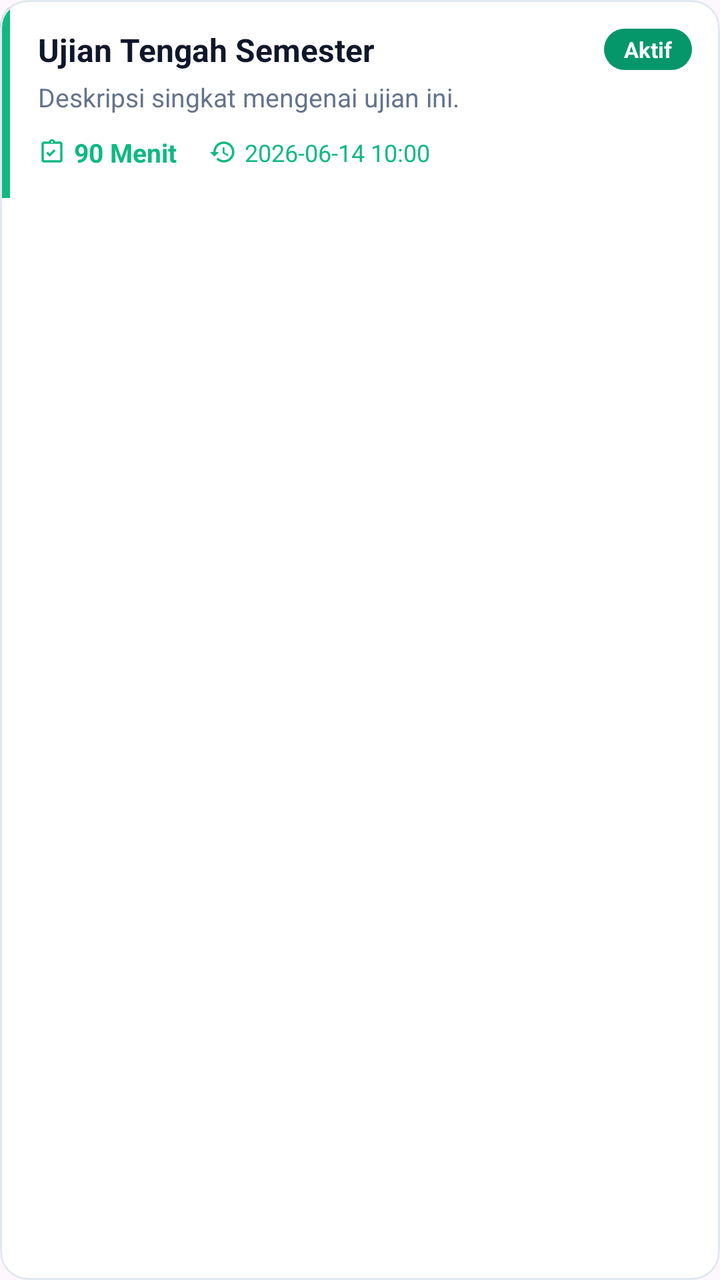
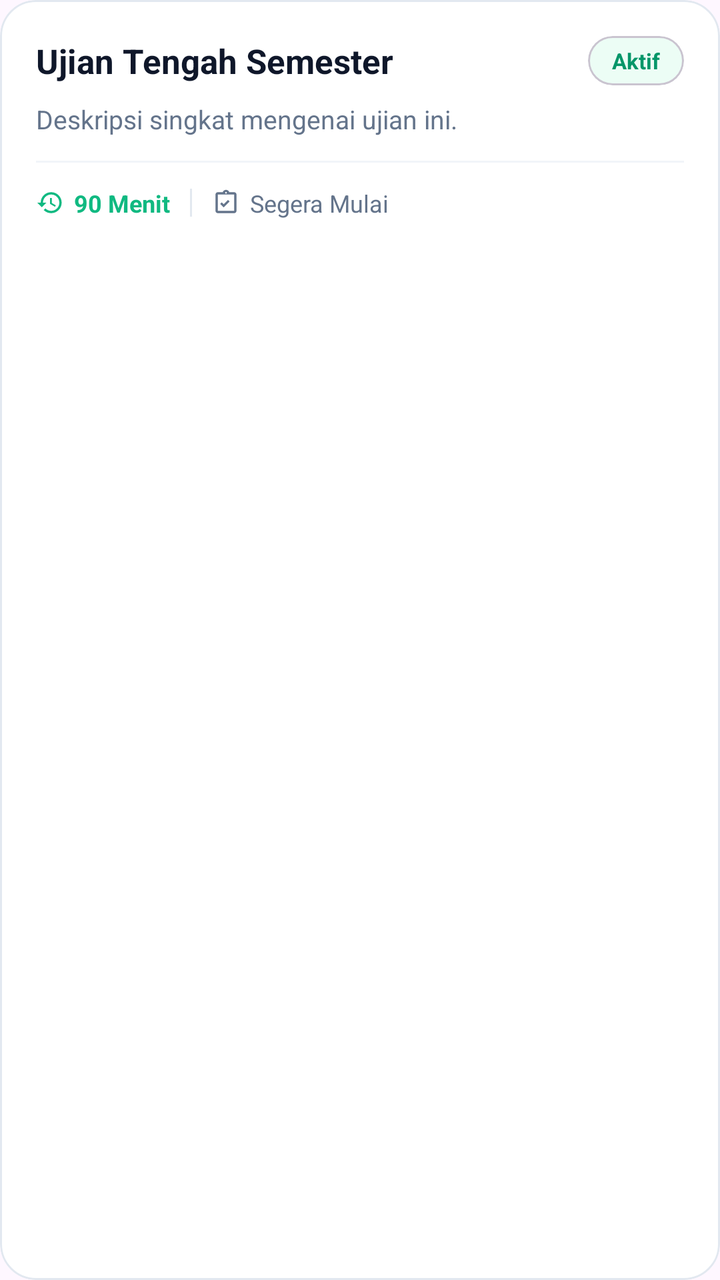

Before-and-after screenshots of an Android layout around one commit, followed by the original layout XML and the change that was made.
<!-- AndroidManifest.xml: application theme Theme.IFUnjaniExam -->
<!-- res/layout/item_exam.xml -->
<?xml version="1.0" encoding="utf-8"?>
<com.google.android.material.card.MaterialCardView xmlns:android="http://schemas.android.com/apk/res/android"
    xmlns:app="http://schemas.android.com/apk/res-auto"
    android:layout_width="match_parent"
    android:layout_height="wrap_content"
    android:layout_marginBottom="10dp"
    android:clickable="true"
    android:focusable="true"
    android:foreground="?android:attr/selectableItemBackground"
    app:cardBackgroundColor="#FFFFFF"
    app:cardCornerRadius="14dp"
    app:cardElevation="0dp"
    app:strokeColor="#E2E8F0"
    app:strokeWidth="1dp">

    <LinearLayout
        android:layout_width="match_parent"
        android:layout_height="wrap_content"
        android:orientation="horizontal">

        
        <View
            android:layout_width="5dp"
            android:layout_height="match_parent"
            android:background="#10B981" />

        <LinearLayout
            android:layout_width="match_parent"
            android:layout_height="wrap_content"
            android:orientation="vertical"
            android:padding="14dp">

            
            <LinearLayout
                android:layout_width="match_parent"
                android:layout_height="wrap_content"
                android:gravity="center_vertical"
                android:orientation="horizontal">

                <TextView
                    android:id="@+id/tvExamTitle"
                    android:layout_width="0dp"
                    android:layout_height="wrap_content"
                    android:layout_weight="1"
                    android:text="Ujian Tengah Semester"
                    android:textColor="#0F172A"
                    android:textSize="16sp"
                    android:textStyle="bold" />

                <TextView
                    android:id="@+id/tvStatusBadge"
                    android:layout_width="wrap_content"
                    android:layout_height="wrap_content"
                    android:background="@drawable/badge_green"
                    android:backgroundTint="#059669"
                    android:paddingHorizontal="10dp"
                    android:paddingVertical="3dp"
                    android:text="Aktif"
                    android:textColor="#FFFFFF"
                    android:textSize="11sp"
                    android:textStyle="bold" />
            </LinearLayout>

            <TextView
                android:id="@+id/tvExamDesc"
                android:layout_width="match_parent"
                android:layout_height="wrap_content"
                android:layout_marginTop="4dp"
                android:text="Deskripsi singkat mengenai ujian ini."
                android:textColor="#64748B"
                android:textSize="13sp" />

            
            <LinearLayout
                android:layout_width="match_parent"
                android:layout_height="wrap_content"
                android:gravity="center_vertical"
                android:layout_marginTop="10dp"
                android:orientation="horizontal">

                <ImageView
                    android:layout_width="14dp"
                    android:layout_height="14dp"
                    android:src="@drawable/ic_assignment"
                    app:tint="#10B981" />

                <TextView
                    android:id="@+id/tvDuration"
                    android:layout_width="wrap_content"
                    android:layout_height="wrap_content"
                    android:layout_marginStart="4dp"
                    android:text="90 Menit"
                    android:textColor="#10B981"
                    android:textSize="13sp"
                    android:textStyle="bold" />

                <View
                    android:layout_width="16dp"
                    android:layout_height="1dp" />

                <ImageView
                    android:layout_width="14dp"
                    android:layout_height="14dp"
                    android:src="@drawable/ic_history"
                    app:tint="#10B981" />

                <TextView
                    android:id="@+id/tvTime"
                    android:layout_width="0dp"
                    android:layout_height="wrap_content"
                    android:layout_weight="1"
                    android:layout_marginStart="4dp"
                    android:text="2026-06-14 10:00"
                    android:textColor="#10B981"
                    android:textSize="12sp" />

                
                <ImageView
                    android:id="@+id/btnOptions"
                    android:layout_width="28dp"
                    android:layout_height="28dp"
                    android:padding="4dp"
                    android:src="@android:drawable/ic_menu_more"
                    android:visibility="gone"
                    app:tint="#94A3B8" />
            </LinearLayout>

            
            <com.google.android.material.button.MaterialButton
                android:id="@+id/btnStatus"
                android:layout_width="wrap_content"
                android:layout_height="34dp"
                android:layout_marginTop="10dp"
                android:backgroundTint="#10B981"
                android:text="Mulai Ujian"
                android:textColor="#FFFFFF"
                android:textSize="12sp"
                android:textStyle="bold"
                android:visibility="gone"
                app:cornerRadius="8dp" />

        </LinearLayout>
    </LinearLayout>
</com.google.android.material.card.MaterialCardView>
<!-- resources referenced by this layout -->
<resources>
  <!-- drawable badge_green (drawable) -->
  <?xml version="1.0" encoding="utf-8"?>
  <shape xmlns:android="http://schemas.android.com/apk/res/android"
      android:shape="rectangle">
      <solid android:color="#27ae60" />
      <corners android:radius="20dp" />
  </shape>
  <!-- drawable ic_assignment (drawable) -->
  <vector xmlns:android="http://schemas.android.com/apk/res/android"
      android:width="48dp"
      android:height="48dp"
      android:viewportWidth="24"
      android:viewportHeight="24"
      android:tint="#2c3e50">
    <path
        android:fillColor="#FF000000"
        android:pathData="M19,3h-4.18C14.4,1.84 13.3,1 12,1S9.6,1.84 9.18,3H5C3.9,3 3,3.9 3,5v14c0,1.1 0.9,2 2,2h14c1.1,0 2,-0.9 2,-2V5C21,3.9 20.1,3 19,3zM12,2.75c0.41,0 0.75,0.34 0.75,0.75S12.41,4.25 12,4.25s-0.75,-0.34 -0.75,-0.75S11.59,2.75 12,2.75zM19,19H5V5h14V19zM15.08,11.03l-1.41,-1.41l-3.67,3.67l-1.58,-1.58l-1.42,1.41l3,3L15.08,11.03z"/>
  </vector>
  <!-- drawable ic_history (drawable) -->
  <vector xmlns:android="http://schemas.android.com/apk/res/android"
      android:width="48dp"
      android:height="48dp"
      android:viewportWidth="24"
      android:viewportHeight="24"
      android:tint="#2c3e50">
    <path
        android:fillColor="#FF000000"
        android:pathData="M13,3c-4.97,0 -9,4.03 -9,9H1l3.89,3.89l0.07,0.14L9,12H6c0,-3.87 3.13,-7 7,-7s7,3.13 7,7s-3.13,7 -7,7c-1.93,0 -3.68,-0.79 -4.94,-2.06l-1.42,1.42C8.27,19.99 10.51,21 13,21c4.97,0 9,-4.03 9,-9S17.97,3 13,3zm-1,5v5l4.28,2.54l0.72,-1.21l-3.5,-2.08V8H12z"/>
  </vector>
  <style name="Theme.IFUnjaniExam" parent="Base.Theme.IFUnjaniExam" />
  <style name="Base.Theme.IFUnjaniExam" parent="Theme.Material3.DayNight.NoActionBar">
          
          
      </style>
</resources>

<!-- the commit's change to res/layout/item_exam.xml (unified diff, before → after) -->
@@ -3,12 +3,12 @@
     xmlns:app="http://schemas.android.com/apk/res-auto"
     android:layout_width="match_parent"
     android:layout_height="wrap_content"
-    android:layout_marginBottom="10dp"
+    android:layout_marginBottom="12dp"
     android:clickable="true"
     android:focusable="true"
     android:foreground="?android:attr/selectableItemBackground"
     app:cardBackgroundColor="#FFFFFF"
-    app:cardCornerRadius="14dp"
+    app:cardCornerRadius="18dp"
     app:cardElevation="0dp"
     app:strokeColor="#E2E8F0"
     app:strokeWidth="1dp">
@@ -16,129 +16,140 @@
     <LinearLayout
         android:layout_width="match_parent"
         android:layout_height="wrap_content"
-        android:orientation="horizontal">
+        android:orientation="vertical"
+        android:padding="18dp">
 
         
-        <View
-            android:layout_width="5dp"
-            android:layout_height="match_parent"
-            android:background="#10B981" />
-
         <LinearLayout
             android:layout_width="match_parent"
             android:layout_height="wrap_content"
-            android:orientation="vertical"
-            android:padding="14dp">
+            android:gravity="center_vertical"
+            android:orientation="horizontal"
+            android:layout_marginBottom="8dp">
+
+            <TextView
+                android:id="@+id/tvExamTitle"
+                android:layout_width="0dp"
+                android:layout_height="wrap_content"
+                android:layout_weight="1"
+                android:text="Ujian Tengah Semester"
+                android:textColor="#0F172A"
+                android:textSize="17sp"
+                android:textStyle="bold"
+                android:maxLines="2"
+                android:ellipsize="end"
+                android:layout_marginEnd="10dp" />
 
             
-            <LinearLayout
-                android:layout_width="match_parent"
+            <com.google.android.material.card.MaterialCardView
+                android:layout_width="wrap_content"
                 android:layout_height="wrap_content"
-                android:gravity="center_vertical"
-                android:orientation="horizontal">
-
-                <TextView
-                    android:id="@+id/tvExamTitle"
-                    android:layout_width="0dp"
-                    android:layout_height="wrap_content"
-                    android:layout_weight="1"
-                    android:text="Ujian Tengah Semester"
-                    android:textColor="#0F172A"
-                    android:textSize="16sp"
-                    android:textStyle="bold" />
+                app:cardCornerRadius="20dp"
+                app:cardElevation="0dp"
+                app:cardBackgroundColor="#ECFDF5">
 
                 <TextView
                     android:id="@+id/tvStatusBadge"
                     android:layout_width="wrap_content"
                     android:layout_height="wrap_content"
-                    android:background="@drawable/badge_green"
-                    android:backgroundTint="#059669"
-                    android:paddingHorizontal="10dp"
-                    android:paddingVertical="3dp"
+                    android:paddingHorizontal="12dp"
+                    android:paddingVertical="5dp"
                     android:text="Aktif"
-                    android:textColor="#FFFFFF"
+                    android:textColor="#059669"
                     android:textSize="11sp"
                     android:textStyle="bold" />
-            </LinearLayout>
+            </com.google.android.material.card.MaterialCardView>
+        </LinearLayout>
+
+        
+        <TextView
+            android:id="@+id/tvExamDesc"
+            android:layout_width="match_parent"
+            android:layout_height="wrap_content"
+            android:text="Deskripsi singkat mengenai ujian ini."
+            android:textColor="#64748B"
+            android:textSize="13sp"
+            android:layout_marginBottom="12dp"
+            android:maxLines="2"
+            android:ellipsize="end" />
+
+        
+        <View
+            android:layout_width="match_parent"
+            android:layout_height="1dp"
+            android:background="#F1F5F9"
+            android:layout_marginBottom="12dp" />
+
+        
+        <LinearLayout
+            android:layout_width="match_parent"
+            android:layout_height="wrap_content"
+            android:gravity="center_vertical"
+            android:orientation="horizontal">
+
+            <ImageView
+                android:layout_width="14dp"
+                android:layout_height="14dp"
+                android:src="@drawable/ic_history"
+                app:tint="#10B981" />
 
             <TextView
-                android:id="@+id/tvExamDesc"
-                android:layout_width="match_parent"
+                android:id="@+id/tvDuration"
+                android:layout_width="wrap_content"
                 android:layout_height="wrap_content"
-                android:layout_marginTop="4dp"
-                android:text="Deskripsi singkat mengenai ujian ini."
+                android:layout_marginStart="5dp"
+                android:text="90 Menit"
+                android:textColor="#10B981"
+                android:textSize="12sp"
+                android:textStyle="bold" />
+
+            <View
+                android:layout_width="1dp"
+                android:layout_height="14dp"
+                android:background="#E2E8F0"
+                android:layout_marginHorizontal="10dp" />
+
+            <ImageView
+                android:layout_width="14dp"
+                android:layout_height="14dp"
+                android:src="@drawable/ic_assignment"
+                app:tint="#64748B" />
+
+            <TextView
+                android:id="@+id/tvTime"
+                android:layout_width="0dp"
+                android:layout_height="wrap_content"
+                android:layout_weight="1"
+                android:layout_marginStart="5dp"
+                android:text="Segera Mulai"
                 android:textColor="#64748B"
-                android:textSize="13sp" />
+                android:textSize="12sp" />
 
             
-            <LinearLayout
-                android:layout_width="match_parent"
-                android:layout_height="wrap_content"
-                android:gravity="center_vertical"
-                android:layout_marginTop="10dp"
-                android:orientation="horizontal">
+            <ImageView
+                android:id="@+id/btnOptions"
+                android:layout_width="32dp"
+                android:layout_height="32dp"
+                android:padding="4dp"
+                android:src="@android:drawable/ic_menu_more"
+                android:background="?attr/selectableItemBackgroundBorderless"
+                android:visibility="gone"
+                app:tint="#94A3B8" />
+        </LinearLayout>
 
-                <ImageView
-                    android:layout_width="14dp"
-                    android:layout_height="14dp"
-                    android:src="@drawable/ic_assignment"
-                    app:tint="#10B981" />
+        
+        <com.google.android.material.button.MaterialButton
+            android:id="@+id/btnStatus"
+            android:layout_width="match_parent"
+            android:layout_height="44dp"
+            android:layout_marginTop="14dp"
+            android:backgroundTint="#10B981"
+            android:text="Mulai Ujian"
+            android:textColor="#FFFFFF"
+            android:textSize="13sp"
+            android:textStyle="bold"
+            android:visibility="gone"
+            app:cornerRadius="12dp" />
 
-                <TextView
-                    android:id="@+id/tvDuration"
-                    android:layout_width="wrap_content"
-                    android:layout_height="wrap_content"
-                    android:layout_marginStart="4dp"
-                    android:text="90 Menit"
-                    android:textColor="#10B981"
-                    android:textSize="13sp"
-                    android:textStyle="bold" />
-
-                <View
-                    android:layout_width="16dp"
-                    android:layout_height="1dp" />
-
-                <ImageView
-                    android:layout_width="14dp"
-                    android:layout_height="14dp"
-                    android:src="@drawable/ic_history"
-                    app:tint="#10B981" />
-
-                <TextView
-                    android:id="@+id/tvTime"
-                    android:layout_width="0dp"
-                    android:layout_height="wrap_content"
-                    android:layout_weight="1"
-                    android:layout_marginStart="4dp"
-                    android:text="2026-06-14 10:00"
-                    android:textColor="#10B981"
-                    android:textSize="12sp" />
-
-                
-                <ImageView
-                    android:id="@+id/btnOptions"
-                    android:layout_width="28dp"
-                    android:layout_height="28dp"
-                    android:padding="4dp"
-                    android:src="@android:drawable/ic_menu_more"
-                    android:visibility="gone"
-                    app:tint="#94A3B8" />
-            </LinearLayout>
-
-            
-            <com.google.android.material.button.MaterialButton
-                android:id="@+id/btnStatus"
-                android:layout_width="wrap_content"
-                android:layout_height="34dp"
-                android:layout_marginTop="10dp"
-                android:backgroundTint="#10B981"
-                android:text="Mulai Ujian"
-                android:textColor="#FFFFFF"
-                android:textSize="12sp"
-                android:textStyle="bold"
-                android:visibility="gone"
-                app:cornerRadius="8dp" />
-
-        </LinearLayout>
     </LinearLayout>
 </com.google.android.material.card.MaterialCardView>
<!-- resource entries referenced after the edit -->
@@ -1,12 +1,5 @@
 <!-- resources referenced by this layout -->
 <resources>
-  <!-- drawable badge_green (drawable) -->
-  <?xml version="1.0" encoding="utf-8"?>
-  <shape xmlns:android="http://schemas.android.com/apk/res/android"
-      android:shape="rectangle">
-      <solid android:color="#27ae60" />
-      <corners android:radius="20dp" />
-  </shape>
   <!-- drawable ic_assignment (drawable) -->
   <vector xmlns:android="http://schemas.android.com/apk/res/android"
       android:width="48dp"
